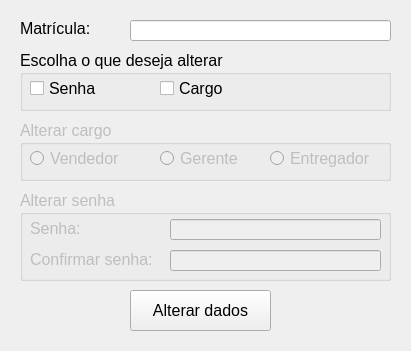
Before: the Qt Designer form tela_alterar_dados/tela_alterar_dados.ui in ThiagoServulo/Sistema-Gerenciador-de-Estoque, drawn with Qt 5.
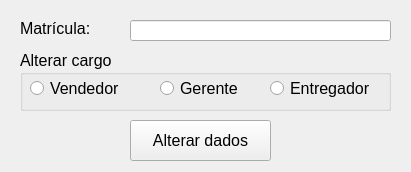
After: the same form once the commit is applied. Icons and pictures are not drawn.

Commit message: Criada a tela principal do programa

Patch:
```diff
--- a/tela_alterar_dados/tela_alterar_dados.ui
+++ b/tela_alterar_dados/tela_alterar_dados.ui
@@ -7,7 +7,7 @@
     <x>0</x>
     <y>0</y>
     <width>411</width>
-    <height>351</height>
+    <height>172</height>
    </rect>
   </property>
   <property name="maximumSize">
@@ -24,53 +24,6 @@
     <normaloff>icone_login.png</normaloff>icone_login.png</iconset>
   </property>
   <widget class="QWidget" name="centralwidget">
-   <widget class="QGroupBox" name="group_box_alterar">
-    <property name="enabled">
-     <bool>true</bool>
-    </property>
-    <property name="geometry">
-     <rect>
-      <x>20</x>
-      <y>50</y>
-      <width>371</width>
-      <height>61</height>
-     </rect>
-    </property>
-    <property name="font">
-     <font>
-      <pointsize>12</pointsize>
-     </font>
-    </property>
-    <property name="title">
-     <string notr="true">Escolha o que deseja alterar</string>
-    </property>
-    <widget class="QCheckBox" name="check_box_alterar_senha">
-     <property name="geometry">
-      <rect>
-       <x>10</x>
-       <y>30</y>
-       <width>70</width>
-       <height>17</height>
-      </rect>
-     </property>
-     <property name="text">
-      <string notr="true">Senha</string>
-     </property>
-    </widget>
-    <widget class="QCheckBox" name="check_box_alterar_cargo">
-     <property name="geometry">
-      <rect>
-       <x>140</x>
-       <y>30</y>
-       <width>70</width>
-       <height>17</height>
-      </rect>
-     </property>
-     <property name="text">
-      <string notr="true">Cargo</string>
-     </property>
-    </widget>
-   </widget>
    <widget class="QLineEdit" name="texto_matricula">
     <property name="geometry">
      <rect>
@@ -115,12 +68,12 @@
    </widget>
    <widget class="QGroupBox" name="group_box_alterar_cargo">
     <property name="enabled">
-     <bool>false</bool>
+     <bool>true</bool>
     </property>
     <property name="geometry">
      <rect>
       <x>20</x>
-      <y>120</y>
+      <y>50</y>
       <width>371</width>
       <height>61</height>
      </rect>
@@ -173,128 +126,11 @@
      </property>
     </widget>
    </widget>
-   <widget class="QGroupBox" name="group_box_senha">
-    <property name="enabled">
-     <bool>false</bool>
-    </property>
-    <property name="geometry">
-     <rect>
-      <x>20</x>
-      <y>190</y>
-      <width>371</width>
-      <height>91</height>
-     </rect>
-    </property>
-    <property name="font">
-     <font>
-      <pointsize>12</pointsize>
-     </font>
-    </property>
-    <property name="title">
-     <string notr="true">Alterar senha</string>
-    </property>
-    <widget class="QLabel" name="label_senha_2">
-     <property name="geometry">
-      <rect>
-       <x>10</x>
-       <y>61</y>
-       <width>131</width>
-       <height>16</height>
-      </rect>
-     </property>
-     <property name="font">
-      <font>
-       <pointsize>12</pointsize>
-      </font>
-     </property>
-     <property name="text">
-      <string notr="true">Confirmar senha:</string>
-     </property>
-    </widget>
-    <widget class="QLabel" name="label_senha_1">
-     <property name="geometry">
-      <rect>
-       <x>10</x>
-       <y>30</y>
-       <width>61</width>
-       <height>16</height>
-      </rect>
-     </property>
-     <property name="font">
-      <font>
-       <pointsize>12</pointsize>
-      </font>
-     </property>
-     <property name="text">
-      <string notr="true">Senha:</string>
-     </property>
-    </widget>
-    <widget class="QLineEdit" name="texto_senha_1">
-     <property name="geometry">
-      <rect>
-       <x>150</x>
-       <y>29</y>
-       <width>211</width>
-       <height>21</height>
-      </rect>
-     </property>
-     <property name="font">
-      <font>
-       <pointsize>12</pointsize>
-       <strikeout>false</strikeout>
-       <stylestrategy>PreferDefault</stylestrategy>
-       <kerning>true</kerning>
-      </font>
-     </property>
-     <property name="text">
-      <string notr="true"/>
-     </property>
-     <property name="maxLength">
-      <number>20</number>
-     </property>
-     <property name="echoMode">
-      <enum>QLineEdit::Password</enum>
-     </property>
-     <property name="placeholderText">
-      <string notr="true"/>
-     </property>
-    </widget>
-    <widget class="QLineEdit" name="texto_senha_2">
-     <property name="geometry">
-      <rect>
-       <x>150</x>
-       <y>60</y>
-       <width>211</width>
-       <height>21</height>
-      </rect>
-     </property>
-     <property name="font">
-      <font>
-       <pointsize>12</pointsize>
-       <strikeout>false</strikeout>
-       <stylestrategy>PreferDefault</stylestrategy>
-       <kerning>true</kerning>
-      </font>
-     </property>
-     <property name="text">
-      <string notr="true"/>
-     </property>
-     <property name="maxLength">
-      <number>20</number>
-     </property>
-     <property name="echoMode">
-      <enum>QLineEdit::Password</enum>
-     </property>
-     <property name="placeholderText">
-      <string notr="true"/>
-     </property>
-    </widget>
-   </widget>
    <widget class="QPushButton" name="botao_login">
     <property name="geometry">
      <rect>
       <x>130</x>
-      <y>290</y>
+      <y>120</y>
       <width>141</width>
       <height>41</height>
      </rect>
```
The commit also changes 12 other files.
